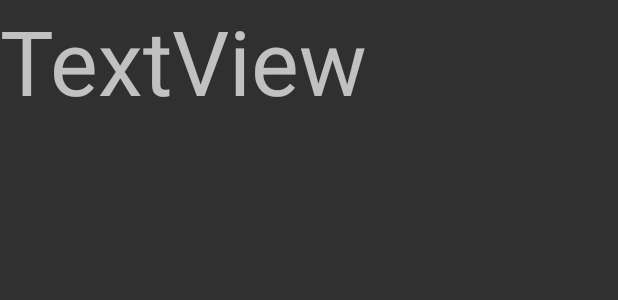
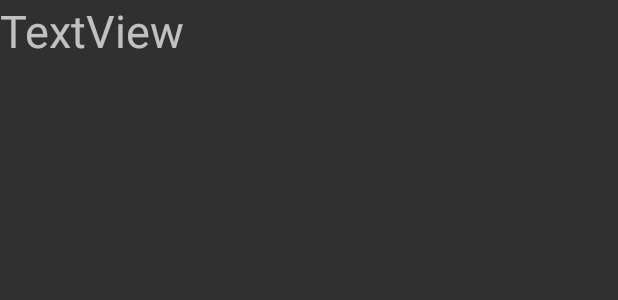
Before and after one commit to hsven/trust-glass, an Android app: the layout activity_qr_text.xml on its own in the app's theme, with its tools: preview values and no code run, on a phone screen of 412 x 824 dp. Shown: the top 300 px of the screen. Run offline under Robolectric (Android 15) with nearby library versions, the phone set to English and light mode, and no system bars.

Commit message:
Revamped QR Text display

```diff
--- a/GlassesApp/app/src/main/AndroidManifest.xml
+++ b/GlassesApp/app/src/main/AndroidManifest.xml
@@ -109,6 +109,10 @@
             android:name=".preference.SettingsActivity"
             android:exported="false"/>
 
+        <activity
+            android:name=".java.QRTextActivity"
+            android:exported="false"/>
+
     </application>
     <queries>
         <intent>
--- a/GlassesApp/app/src/main/java/pt/ulisboa/tecnico/trustglass/java/LivePreviewActivity.java
+++ b/GlassesApp/app/src/main/java/pt/ulisboa/tecnico/trustglass/java/LivePreviewActivity.java
@@ -202,4 +202,10 @@ public final class LivePreviewActivity extends AppCompatActivity
       cameraSource.release();
     }
   }
+
+  public void displayQRText(String qrText) {
+    Intent qrTextIntent = new Intent(this, QRTextActivity.class);
+    qrTextIntent.putExtra("qrText", qrText);
+    startActivity(qrTextIntent);
+  }
 }
--- a/GlassesApp/app/src/main/res/layout/activity_qr_text.xml
+++ b/GlassesApp/app/src/main/res/layout/activity_qr_text.xml
@@ -9,5 +9,7 @@
         android:layout_height="match_parent"
         android:text="TextView"
         android:textAlignment="center"
-        android:textSize="60sp" />
+        android:textSize="30sp"
+        android:scrollbars = "vertical"
+        />
 </androidx.constraintlayout.widget.ConstraintLayout>
```
Also changed, not shown: GlassesApp/app/src/main/java/pt/ulisboa/tecnico/trustglass/java/QRTextActivity.java (added, +24 -0 lines), GlassesApp/app/src/main/java/pt/ulisboa/tecnico/trustglass/java/barcodescanner/BarcodeScannerProcessor.java (+7 -3 lines).
